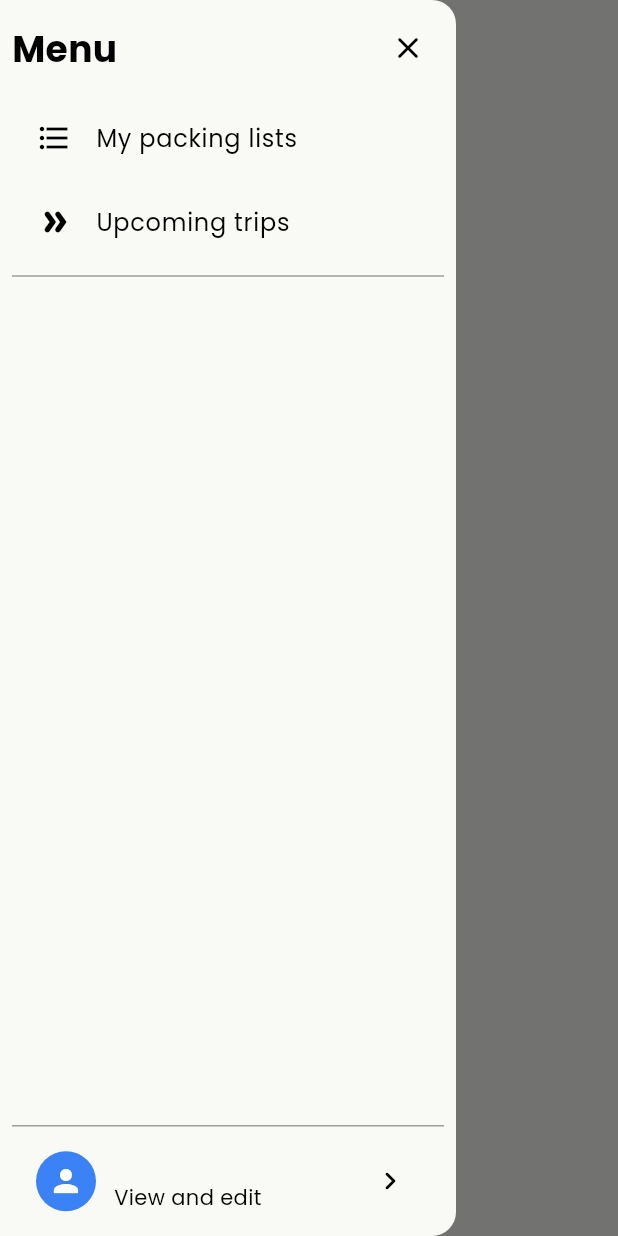
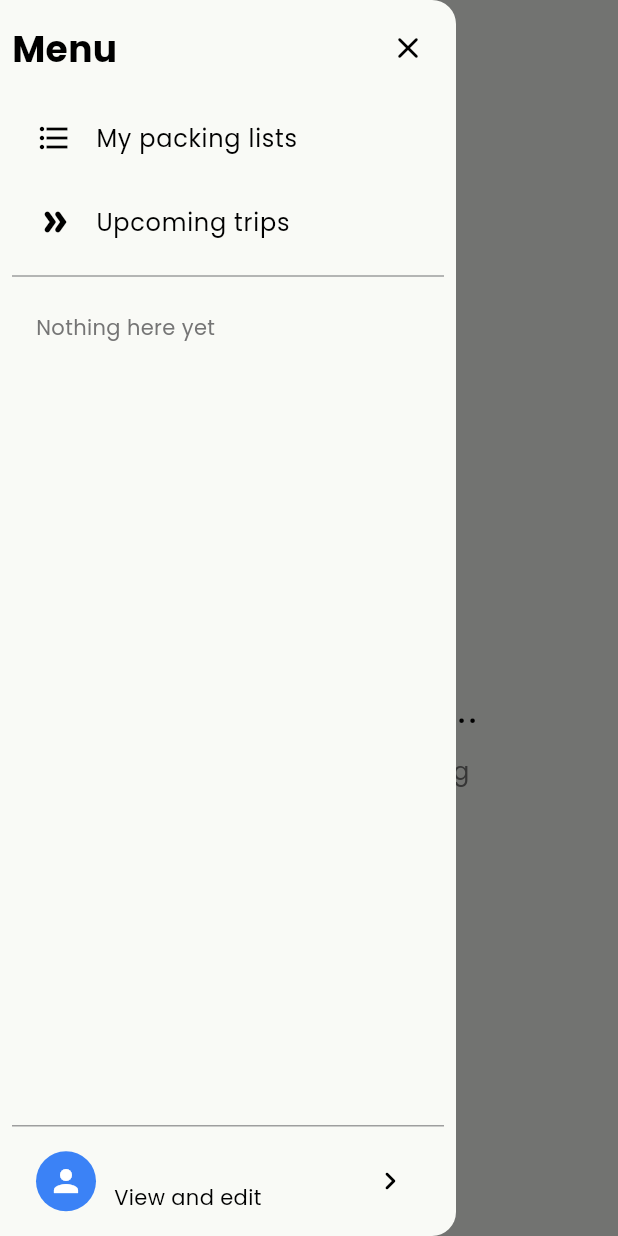
Before and after one commit to Awhalen1999/kaboodle, a Flutter app: the screen it shows once a user with an empty profile is signed in, in the side drawer, after a tap on the "menu" icon, on a phone screen of 412 x 824 dp. Run offline on Flutter 3.47's test engine with Material 3 defaults, Android fonts, the phone set to English and light mode, and no system bars; our stand-ins replace firebase_auth, firebase_core, flutter_riverpod, flutter_svg, go_router, google_sign_in and 2 more; accounts and stored records are empty; network calls fail.

Commit message:
get trips and river pod provider + empty state handling for packing list page

```diff
--- a/lib/features/my_packing_lists/widgets/my_packing_lists_body.dart
+++ b/lib/features/my_packing_lists/widgets/my_packing_lists_body.dart
@@ -1,10 +1,81 @@
 import 'package:flutter/material.dart';
+import 'package:flutter_riverpod/flutter_riverpod.dart';
+import 'package:kaboodle_app/providers/trips_provider.dart';
 
-class MyPackingListsBody extends StatelessWidget {
+class MyPackingListsBody extends ConsumerWidget {
   const MyPackingListsBody({super.key});
 
   @override
-  Widget build(BuildContext context) {
-    return const Placeholder();
+  Widget build(BuildContext context, WidgetRef ref) {
+    final tripsState = ref.watch(tripsProvider);
+
+    if (tripsState.isLoading) {
+      return const Center(
+        child: CircularProgressIndicator(),
+      );
+    }
+
+    if (tripsState.isEmpty) {
+      return _buildEmptyState(context);
+    }
+
+    return _buildTripsView(context, tripsState.trips.length);
+  }
+
+  Widget _buildEmptyState(BuildContext context) {
+    return Center(
+      child: Padding(
+        padding: const EdgeInsets.all(32.0),
+        child: Column(
+          mainAxisAlignment: MainAxisAlignment.center,
+          children: [
+            Icon(
+              Icons.luggage_outlined,
+              size: 100,
+              color: Colors.grey[400],
+            ),
+            const SizedBox(height: 24),
+            Text(
+              'Nothing here yet...',
+              style: Theme.of(context).textTheme.headlineMedium?.copyWith(
+                    color: Theme.of(context).colorScheme.onSurface,
+                  ),
+            ),
+            const SizedBox(height: 12),
+            Text(
+              'Start packing by creating\nyour first trip',
+              textAlign: TextAlign.center,
+              style: Theme.of(context).textTheme.bodyLarge?.copyWith(
+                    color: Colors.grey[600],
+                  ),
+            ),
+          ],
+        ),
+      ),
+    );
+  }
+
+  Widget _buildTripsView(BuildContext context, int tripCount) {
+    return Center(
+      child: Padding(
+        padding: const EdgeInsets.all(32.0),
+        child: Column(
+          mainAxisAlignment: MainAxisAlignment.center,
+          children: [
+            Text(
+              'You have $tripCount trip${tripCount == 1 ? '' : 's'}',
+              style: Theme.of(context).textTheme.headlineSmall,
+            ),
+            const SizedBox(height: 16),
+            Text(
+              '(List tiles coming soon)',
+              style: Theme.of(context).textTheme.bodyMedium?.copyWith(
+                    color: Colors.grey[600],
+                  ),
+            ),
+          ],
+        ),
+      ),
+    );
   }
 }
--- a/lib/main.dart
+++ b/lib/main.dart
@@ -1,5 +1,6 @@
 import 'package:flutter/material.dart';
 import 'package:firebase_core/firebase_core.dart';
+import 'package:flutter_riverpod/flutter_riverpod.dart';
 import 'firebase_options.dart';
 import 'package:kaboodle_app/router.dart';
 import 'package:kaboodle_app/theme/light_mode.dart';
@@ -10,7 +11,7 @@ void main() async {
   await Firebase.initializeApp(
     options: DefaultFirebaseOptions.currentPlatform,
   );
-  runApp(const MyApp());
+  runApp(const ProviderScope(child: MyApp()));
 }
 
 class MyApp extends StatelessWidget {
--- /dev/null
+++ b/lib/providers/trips_provider.dart
@@ -0,0 +1,92 @@
+import 'package:flutter_riverpod/flutter_riverpod.dart';
+import 'package:kaboodle_app/models/trip.dart';
+import 'package:kaboodle_app/providers/trips_state.dart';
+import 'package:kaboodle_app/services/trip/trip_service.dart';
+
+/// Notifier for managing trips state
+class TripsNotifier extends StateNotifier<TripsState> {
+  final TripService _tripService = TripService();
+
+  TripsNotifier() : super(const TripsState()) {
+    // Auto-fetch trips when provider is created
+    loadTrips();
+  }
+
+  /// Load all trips from the API
+  Future<void> loadTrips({String status = 'all'}) async {
+    // Don't reload if already loading
+    if (state.isLoading) return;
+
+    print('📦 [TripsProvider] Loading trips (status: $status)...');
+    state = state.copyWith(isLoading: true, error: null);
+
+    try {
+      final result = await _tripService.getTrips(
+        status: status,
+        // Note: context not passed here - errors won't show toasts
+        // We'll handle errors in UI if needed
+      );
+
+      if (result != null) {
+        final trips = result['trips'] as List<Trip>;
+        print('✅ [TripsProvider] Loaded ${trips.length} trip(s)');
+        state = TripsState(trips: trips, isLoading: false);
+      } else {
+        print('❌ [TripsProvider] Failed to load trips');
+        state = state.copyWith(
+          isLoading: false,
+          error: 'Failed to load trips',
+        );
+      }
+    } catch (e) {
+      print('❌ [TripsProvider] Error loading trips: $e');
+      state = state.copyWith(
+        isLoading: false,
+        error: e.toString(),
+      );
+    }
+  }
+
+  /// Refresh trips (force reload)
+  Future<void> refreshTrips() async {
+    await loadTrips();
+  }
+
+  /// Add a trip to the local state
+  /// Call this after successfully creating a trip via API
+  void addTrip(Trip trip) {
+    state = state.copyWith(
+      trips: [...state.trips, trip],
+    );
+  }
+
+  /// Remove a trip from local state
+  /// Call this after successfully deleting a trip via API
+  void removeTrip(String tripId) {
+    state = state.copyWith(
+      trips: state.trips.where((t) => t.id != tripId).toList(),
+    );
+  }
+
+  /// Update a trip in local state
+  /// Call this after successfully updating a trip via API
+  void updateTrip(Trip updatedTrip) {
+    state = state.copyWith(
+      trips: state.trips.map((t) {
+        return t.id == updatedTrip.id ? updatedTrip : t;
+      }).toList(),
+    );
+  }
+
+  /// Clear error state
+  void clearError() {
+    state = state.copyWith(error: null);
+  }
+}
+
+/// Provider for trips
+/// Usage: ref.watch(tripsProvider) to get state
+///        ref.read(tripsProvider.notifier) to call methods
+final tripsProvider = StateNotifierProvider<TripsNotifier, TripsState>((ref) {
+  return TripsNotifier();
+});
--- /dev/null
+++ b/lib/providers/trips_state.dart
@@ -0,0 +1,33 @@
+import 'package:kaboodle_app/models/trip.dart';
+
+/// State class for managing trips data
+class TripsState {
+  final List<Trip> trips;
+  final bool isLoading;
+  final String? error;
+
+  const TripsState({
+    this.trips = const [],
+    this.isLoading = false,
+    this.error,
+  });
+
+  /// Create a copy of this state with some fields replaced
+  TripsState copyWith({
+    List<Trip>? trips,
+    bool? isLoading,
+    String? error,
+  }) {
+    return TripsState(
+      trips: trips ?? this.trips,
+      isLoading: isLoading ?? this.isLoading,
+      error: error,
+    );
+  }
+
+  /// Helper to check if trips are empty and not loading
+  bool get isEmpty => trips.isEmpty && !isLoading;
+
+  /// Helper to check if we have trips
+  bool get hasTrips => trips.isNotEmpty;
+}
--- a/lib/services/auth/auth_gate.dart
+++ b/lib/services/auth/auth_gate.dart
@@ -1,5 +1,5 @@
 import 'package:kaboodle_app/features/auth/pages/welcome_view.dart';
-import 'package:kaboodle_app/features/profile/pages/profile_view.dart';
+import 'package:kaboodle_app/features/my_packing_lists/pages/my_packing_lists_view.dart';
 import 'package:firebase_auth/firebase_auth.dart';
 import 'package:flutter/material.dart';
 
@@ -13,7 +13,7 @@ class AuthGate extends StatelessWidget {
         stream: FirebaseAuth.instance.authStateChanges(),
         builder: (context, snapshot) {
           if (snapshot.hasData) {
-            return const ProfileView();
+            return const MyPackingListsView();
           } else {
             return const WelcomeView();
           }
--- a/lib/shared/widgets/menu_drawer.dart
+++ b/lib/shared/widgets/menu_drawer.dart
@@ -1,15 +1,18 @@
 import 'package:firebase_auth/firebase_auth.dart';
 import 'package:flutter/material.dart';
+import 'package:flutter_riverpod/flutter_riverpod.dart';
 import 'package:go_router/go_router.dart';
+import 'package:kaboodle_app/providers/trips_provider.dart';
 
-class MenuDrawer extends StatelessWidget {
+class MenuDrawer extends ConsumerWidget {
   const MenuDrawer({
     super.key,
   });
 
   @override
-  Widget build(BuildContext context) {
+  Widget build(BuildContext context, WidgetRef ref) {
     final user = FirebaseAuth.instance.currentUser;
+    final tripsState = ref.watch(tripsProvider);
 
     return Drawer(
       child: SafeArea(
@@ -56,7 +59,61 @@ class MenuDrawer extends StatelessWidget {
               const Divider(
                 color: Colors.grey,
               ),
-              const Spacer(),
+
+              // Trips list section - fills remaining space and scrolls if needed
+              Expanded(
+                child: tripsState.isLoading
+                    ? const Center(
+                        child: Padding(
+                          padding: EdgeInsets.all(16.0),
+                          child: CircularProgressIndicator(),
+                        ),
+                      )
+                    : tripsState.isEmpty
+                        ? Padding(
+                            padding: const EdgeInsets.all(16.0),
+                            child: Text(
+                              'Nothing here yet',
+                              style: TextStyle(
+                                color: Colors.grey[600],
+                                fontSize: 14,
+                              ),
+                            ),
+                          )
+                        : ListView.builder(
+                            itemCount: tripsState.trips.length,
+                            itemBuilder: (context, index) {
+                              final trip = tripsState.trips[index];
+                              return ListTile(
+                                dense: true,
+                                leading: Icon(
+                                  Icons.card_travel_outlined,
+                                  size: 20,
+                                  color: Theme.of(context).colorScheme.primary,
+                                ),
+                                title: Text(
+                                  trip.name,
+                                  style: const TextStyle(fontSize: 14),
+                                  maxLines: 1,
+                                  overflow: TextOverflow.ellipsis,
+                                ),
+                                subtitle: Text(
+                                  '${trip.startDate.toString().split(' ')[0]} - ${trip.endDate.toString().split(' ')[0]}',
+                                  style: TextStyle(
+                                    fontSize: 12,
+                                    color: Colors.grey[600],
+                                  ),
+                                ),
+                                onTap: () {
+                                  Navigator.pop(context);
+                                  context.push('/trips/${trip.id}');
+                                },
+                              );
+                            },
+                          ),
+              ),
+
+              // Profile section - always pinned at bottom
               Container(
                 decoration: BoxDecoration(
                   border: Border(
--- a/pubspec.yaml
+++ b/pubspec.yaml
@@ -42,6 +42,7 @@ dependencies:
   modal_bottom_sheet: ^3.0.0
   google_sign_in: ^6.2.1
   http: ^1.2.0
+  flutter_riverpod: ^2.6.1
 
 dev_dependencies:
   flutter_test:
```
Also changed, not shown: lib/router.dart (+4 -4 lines), pubspec.lock.
